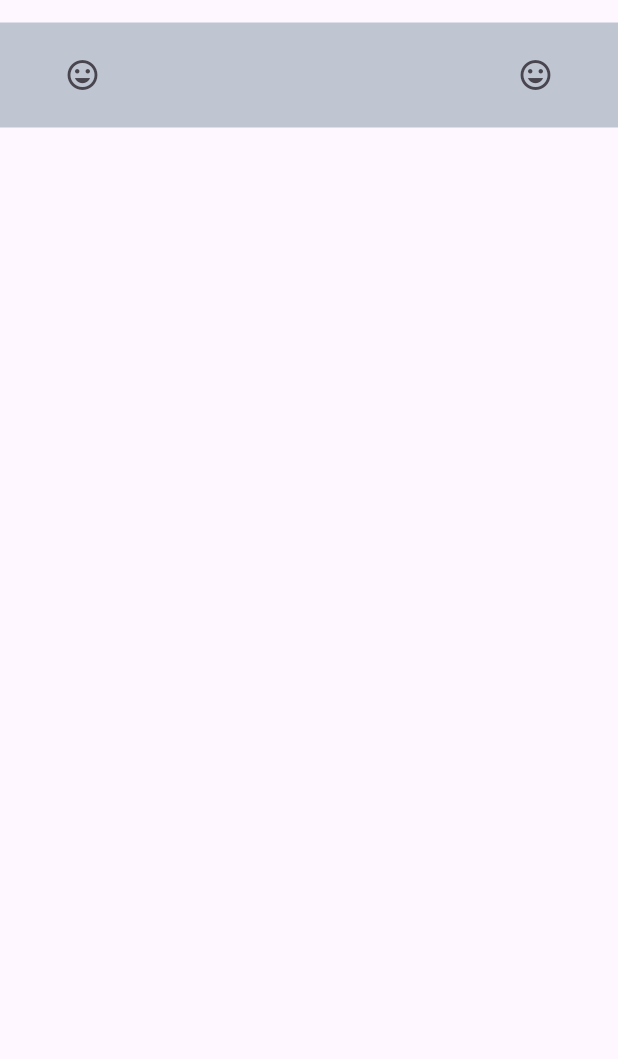
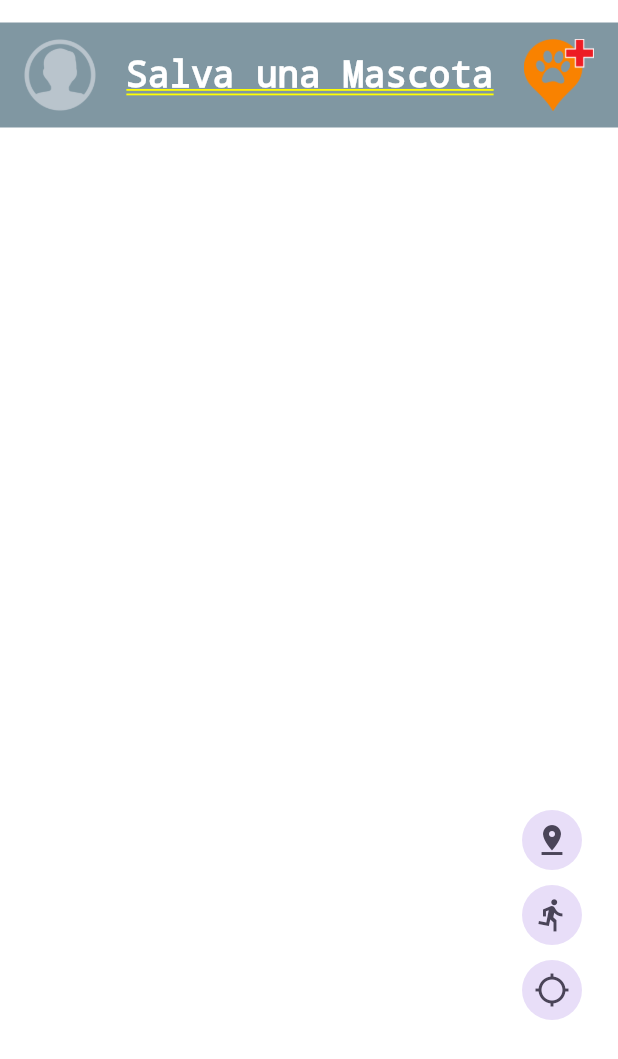
Before and after one commit to CRUXsur/mascotas, a Flutter app: the screen it shows after launch, on a phone screen of 412 x 824 dp. Shown: the top 1059 px of the screen. Run offline on Flutter 3.47's test engine with Material 3 defaults, Android fonts, the phone set to English and light mode, and no system bars; our stand-ins replace flutter_riverpod, get.

Commit message:
bar & buttons

```diff
--- a/lib/presentation/screens/home/home_screen.dart
+++ b/lib/presentation/screens/home/home_screen.dart
@@ -11,27 +11,42 @@ class HomeScreen extends StatelessWidget {
 
   @override
   Widget build(BuildContext context) {
-    return Scaffold(
-      //
-      // appBar: AppBar(
-      //   title: const Text('Salva una Mascota'),
-      //   actions: [
-      //     IconButton(
-      //         onPressed: (){},
-      //         icon: const Icon(Icons.settings)
-      //     ),
-      //   ],
-      // ),
-      body: SingleChildScrollView(
-        child: Stack(
-          children: [
+    return Stack(
+      children: [
+        // ! Barra custom utilities bar
+        const CustomBar(),
+        //const SizedBox(height: 15,),
+        //! Boton para salir --------------------------------------------------
+        // Positioned( top: 40, left: 20,
+        //     child: IconButton.filledTonal(onPressed: () {
+        //       //context.pop();
+        //     }, icon: const Icon( Icons.arrow_back ))
+        // ),
+
+        // ! Ir a la posición del usuario -------------------------------------
+        Positioned( bottom: 140, right: 20,
+            child: IconButton.filledTonal(onPressed: () {
+              //
+            }, icon: const Icon( Icons.location_searching ))
+        ),
+
+        // ! Seguir usuario ---------------------------------------------------
+        Positioned( bottom: 190, right: 20,
+          child: IconButton.filledTonal(onPressed: () {
             //
-            CustomBar(),
-            SizedBox(height: 15,),
-            //
-          ],
+          }, icon:  Icon(Icons.directions_run)
+          ),
         ),
-      ),
+
+        // ! Crear marcador ---------------------------------------------------
+        Positioned( bottom: 240, right: 20,
+          child: IconButton.filledTonal(onPressed: () {
+
+
+          }, icon: const Icon( Icons.pin_drop )), //Icons.accessibility_new_outlined
+        ),
+
+      ],
     );
   }
 }
--- a/lib/widgets/bar/custom_bar.dart
+++ b/lib/widgets/bar/custom_bar.dart
@@ -1,4 +1,7 @@
 import 'package:flutter/material.dart';
+
+
+import 'package:mascotas/widgets/widgets.dart';
 
 
 
@@ -8,45 +11,64 @@ class CustomBar extends StatelessWidget {
 
 
 
-
-
-
   @override
   Widget build(BuildContext context) {
     return SafeArea(
       child: Container(
         margin: const EdgeInsets.only(top: 15),
-        padding: const EdgeInsets.symmetric(horizontal: 30),
+        padding: const EdgeInsets.symmetric(horizontal: 5),
         //color: Colors.deepOrange.withOpacity(0.2), //Color(0xFFF2F3EE),
-        color: Colors.blueGrey.withOpacity(0.4),
+        // color: Colors.black38.withOpacity(0.6),//blueGrey.withOpacity(0.4),
+        color: Colors.blueGrey.withOpacity(0.8),
         width: double.infinity,
         height: 70,
         child: Padding(
-          padding: EdgeInsets.all(1.0),
+          padding: const EdgeInsets.all(1.0),
           child: Row(
             mainAxisAlignment: MainAxisAlignment.spaceBetween,
             crossAxisAlignment: CrossAxisAlignment.center,
             children: [
 
               //user
-              IconButton(
-                onPressed: () {},
-                icon: Icon(Icons.insert_emoticon_sharp),
-              ),
-              Spacer(),
-
-              // title: Text('Salva una Mascota',
-              //   style: TextStyle(fontSize: 24, color: Colors.blue ),
-              // ),
-
-              Spacer(),
-              //add new signal
-              IconButton(
-                onPressed: () {},
-                icon: const Icon(Icons.insert_emoticon_sharp),
-                //icon: ImageIcon( ImageIcon. 'assets/logo.png'),
+              BtnCircular(
+                color: Colors.deepOrange,
+                width: 25,
+                child: const FadeInImage(
+                  placeholder: AssetImage('assets/images/user_avatar.png'),
+                  image: AssetImage('assets/images/user_avatar.png'),
+                ),
+                onTap: (){
+                  //
+                  // Get.to( ClientesScreen());
+                },
               ),
 
+              const Spacer(),
+
+              //text 'Salva una Mascota'
+              TextWidget(
+                text: 'Salva una Mascota',
+                textSize: 24,
+                color: Colors.white,
+                isTitle: true,
+              ),
+
+
+              const Spacer(),
+
+              //add new signal
+              BtnCircular(
+                color: Colors.deepOrange,
+                width: 25,
+                child: const FadeInImage(
+                  placeholder: AssetImage('assets/images/logo.png'),
+                  image: AssetImage('assets/images/logo.png'),
+                ),
+                onTap: (){
+                  //
+                  // Get.to( ClientesScreen());
+                },
+              ),
 
             ],
           ),
--- /dev/null
+++ b/lib/widgets/btn/btn_circular.dart
@@ -0,0 +1,33 @@
+import 'package:flutter/material.dart';
+
+class BtnCircular extends StatelessWidget {
+  const BtnCircular({
+    Key? key,
+    required this.child,
+    required this.color,
+    required this.onTap,
+    required this.width,
+  }) : super(key: key);
+
+  final Widget child;
+  final Color color;
+  final double width;
+  final VoidCallback? onTap;
+
+  @override
+  Widget build(BuildContext context) {
+    return Material(
+      color: Colors.deepOrange,
+      shape: const CircleBorder(),
+      clipBehavior: Clip.hardEdge,
+      type: MaterialType.transparency,
+      child: InkWell(
+        onTap: onTap,
+        child: Padding(
+          padding: const EdgeInsets.all(10.0),
+          child: child,
+        ),
+      ),
+    );
+  }
+}
--- /dev/null
+++ b/lib/widgets/txt/text_widget.dart
@@ -0,0 +1,33 @@
+import 'package:flutter/material.dart';
+
+class TextWidget extends StatelessWidget {
+  final String text;
+  final double textSize;
+  bool isTitle;
+  int maxLines;
+  Color color;
+  //overflow TextOverflow;
+
+  TextWidget({super.key,
+    required this.text,
+    required this.textSize,
+    this.isTitle = false,
+    this.maxLines = 10,
+    this.color = Colors.white,
+    //this.overflow = TextOverflow.ellipsis,
+  });
+
+  @override
+  Widget build(BuildContext context) {
+    return Text(
+      text,
+      maxLines: maxLines,
+      style: TextStyle(
+        overflow: TextOverflow.ellipsis,
+        color: color,
+        fontSize: textSize,
+        fontWeight: isTitle ? FontWeight.bold : FontWeight.normal,
+      ),
+    );
+  }
+}
--- a/lib/widgets/widgets.dart
+++ b/lib/widgets/widgets.dart
@@ -8,6 +8,7 @@
 export 'package:mascotas/widgets/bar/custom_bar.dart';
 
 //btn
-
+export 'package:mascotas/widgets/btn/btn_circular.dart';
 
 //txt
+export 'package:mascotas/widgets/txt/text_widget.dart';
```
